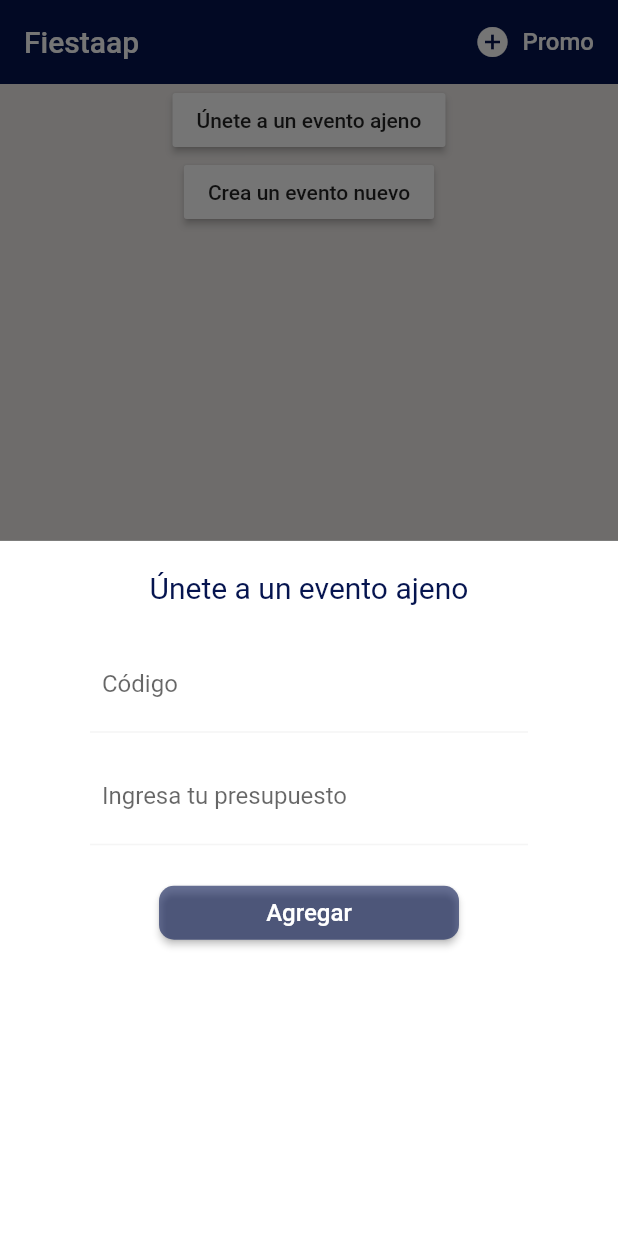
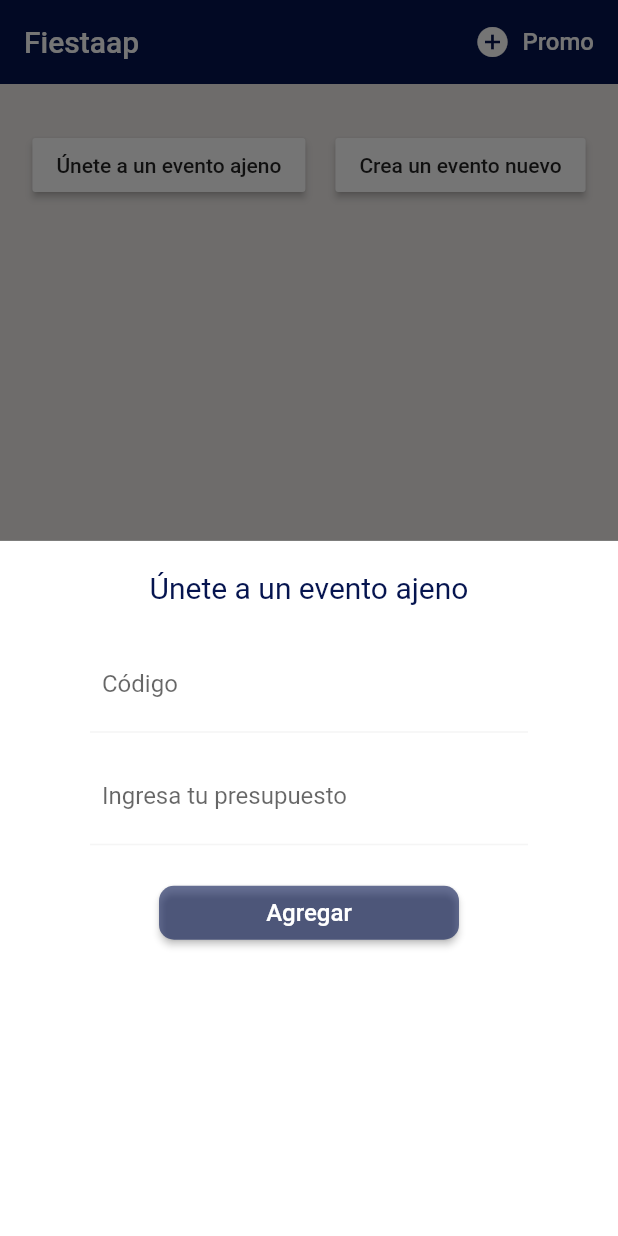
Before and after one commit to urimeba/fiestaap, a Flutter app: the screen it shows once a user with an empty profile is signed in, after a tap on "Únete a un evento ajeno", on a phone screen of 412 x 824 dp. Run offline on Flutter 3.47's test engine with Material 2 defaults, Android fonts, the light colour scheme and no system bars; our stand-ins replace cloud_firestore, firebase_auth, flutter_spinkit, simple_animations; accounts and stored records are empty.

Commit message:
*fix* Styles Events

```diff
--- a/lib/screens/home/events.dart
+++ b/lib/screens/home/events.dart
@@ -46,17 +46,22 @@ class Eventos extends StatelessWidget {
             body: Container(
               child: Column(
                 children: <Widget>[
-
+                  SizedBox(height: 30),
+                  Row(
+                    mainAxisAlignment: MainAxisAlignment.center, //Center Row contents horizontally,
+                    crossAxisAlignment: CrossAxisAlignment.center, //Center Row contents vertically,
+                    children: <Widget>[
                       RaisedButton(
                         child: Text('Únete a un evento ajeno'),
                         onPressed: () => _showAlienEvent(),
                       ),
-
+                      SizedBox(width: 20),
                       RaisedButton(
                         child: Text('Crea un evento nuevo'),
                         onPressed: () => _showNewEvent(),
                       ),
-
+                    ],
+                  ),
                   SizedBox(
                     height: 430,
                     child: EventList()
```
Also changed, not shown: lib/screens/home/event_tile.dart (+48 -13 lines). Lines whose indentation alone changed are shown as unchanged.
